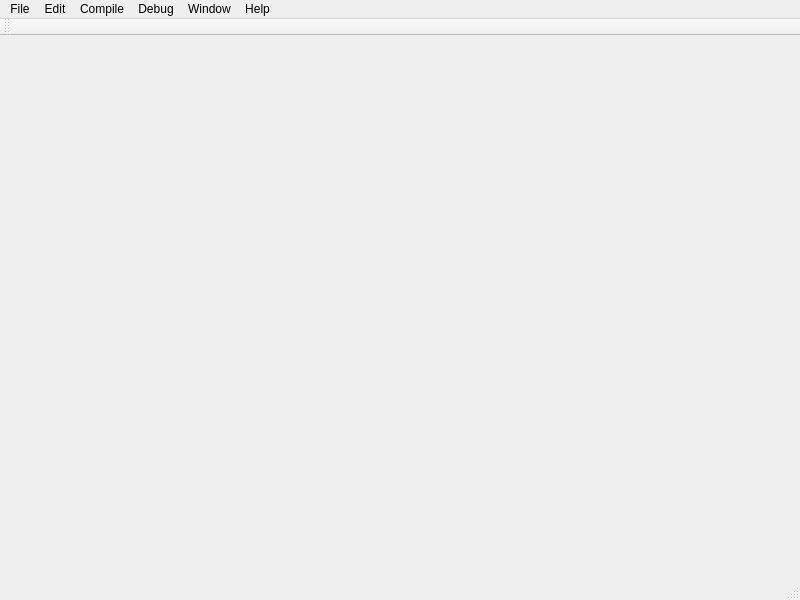
Qt form trunk/src/mainwindow.ui (BackupTheBerlios/bf-dev-svn) before a commit.
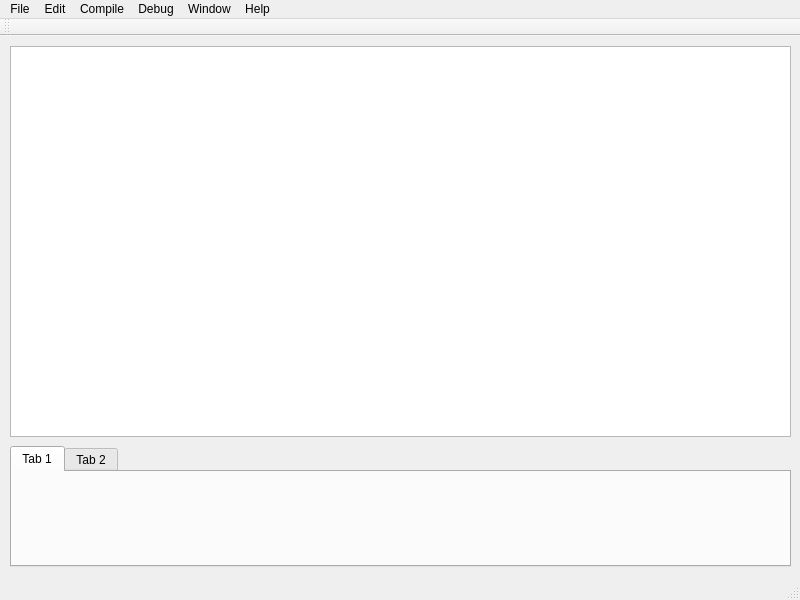
The same form after that commit.

Commit message: added Tango-Project Icons, GUI erweitert

```diff
--- a/trunk/src/mainwindow.ui
+++ b/trunk/src/mainwindow.ui
@@ -15,7 +15,38 @@
   <property name="windowTitle" >
    <string>Brainfuck Studio</string>
   </property>
-  <widget class="QWidget" name="centralwidget" />
+  <widget class="QWidget" name="centralwidget" >
+   <widget class="QTabWidget" name="tabWidget" >
+    <property name="geometry" >
+     <rect>
+      <x>10</x>
+      <y>410</y>
+      <width>781</width>
+      <height>121</height>
+     </rect>
+    </property>
+    <widget class="QWidget" name="tab" >
+     <attribute name="title" >
+      <string>Tab 1</string>
+     </attribute>
+    </widget>
+    <widget class="QWidget" name="tab_2" >
+     <attribute name="title" >
+      <string>Tab 2</string>
+     </attribute>
+    </widget>
+   </widget>
+   <widget class="QTextEdit" name="textEdit" >
+    <property name="geometry" >
+     <rect>
+      <x>10</x>
+      <y>10</y>
+      <width>781</width>
+      <height>391</height>
+     </rect>
+    </property>
+   </widget>
+  </widget>
   <widget class="QMenuBar" name="menubar" >
    <property name="geometry" >
     <rect>
```
The commit also changes 1 other file.
